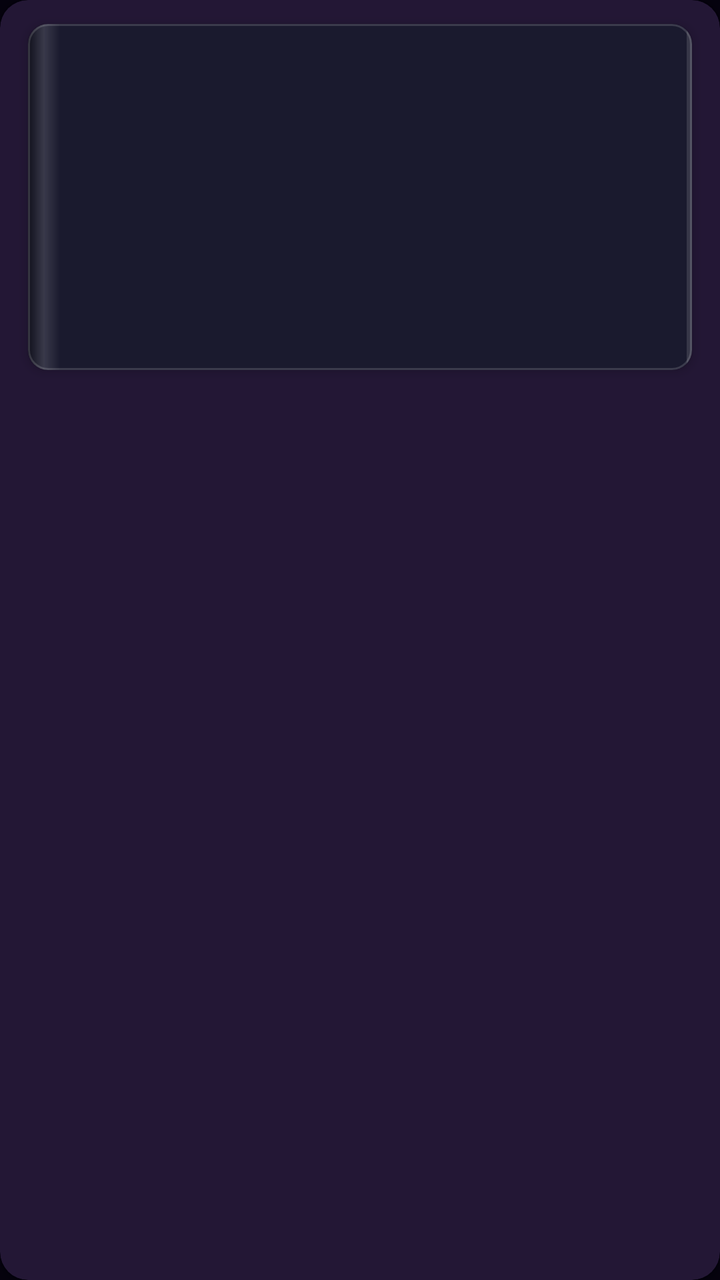
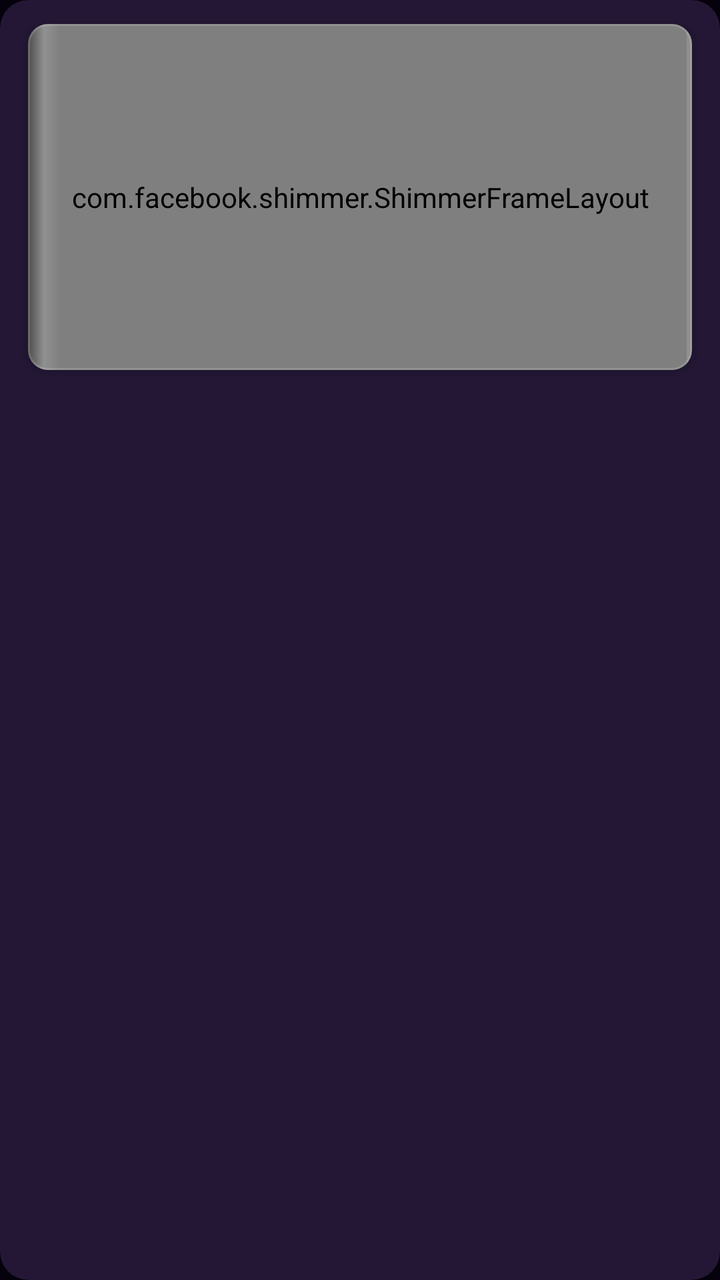

Before-and-after screenshots of an Android layout around one commit, followed by the original layout XML and the change that was made.
<!-- AndroidManifest.xml: application theme Theme.MyApplication -->
<!-- res/layout/item_book_grid.xml -->
<?xml version="1.0" encoding="utf-8"?>
<com.google.android.material.card.MaterialCardView xmlns:android="http://schemas.android.com/apk/res/android"
    xmlns:app="http://schemas.android.com/apk/res-auto"
    android:layout_width="match_parent"
    android:layout_height="wrap_content"
    android:layout_margin="5dp"
    android:clickable="true"
    android:focusable="true"
    android:foreground="?android:attr/selectableItemBackground"
    app:cardCornerRadius="14dp"
    app:cardElevation="3dp"
    app:strokeWidth="0dp"
    app:cardBackgroundColor="#231735"
    app:cardPreventCornerOverlap="false"
    app:cardUseCompatPadding="false">

    <LinearLayout
        android:layout_width="match_parent"
        android:layout_height="wrap_content"
        android:orientation="vertical">

        
        <FrameLayout
            android:id="@+id/coverContainer"
            android:layout_width="match_parent"
            android:layout_height="195dp"
            android:clipChildren="false"
            android:clipToPadding="false"
            android:paddingHorizontal="14dp"
            android:paddingTop="12dp"
            android:paddingBottom="10dp">

            
            <View
                android:id="@+id/vCoverGlow"
                android:layout_width="match_parent"
                android:layout_height="match_parent"
                android:layout_margin="3dp"
                android:background="@android:color/transparent" />

            
            <com.google.android.material.card.MaterialCardView
                android:id="@+id/cvBookCover"
                android:layout_width="match_parent"
                android:layout_height="match_parent"
                app:cardCornerRadius="10dp"
                app:cardElevation="3dp"
                app:strokeWidth="1dp"
                app:strokeColor="#25FFFFFF"
                app:cardBackgroundColor="#1A1A2E"
                app:cardPreventCornerOverlap="false"
                app:cardUseCompatPadding="false">

                <FrameLayout
                    android:layout_width="match_parent"
                    android:layout_height="match_parent">

                    
                    <View
                        android:id="@+id/vCoverBackground"
                        android:layout_width="match_parent"
                        android:layout_height="match_parent"
                        android:background="#1A1A2E" />

                    
                    <ImageView
                        android:id="@+id/ivCover"
                        android:layout_width="match_parent"
                        android:layout_height="match_parent"
                        android:scaleType="centerCrop"
                        android:contentDescription="Обложка книги" />

                    
                    <TextView
                        android:id="@+id/tvCoverLetter"
                        android:layout_width="wrap_content"
                        android:layout_height="wrap_content"
                        android:layout_gravity="center"
                        android:textColor="#FFFFFF"
                        android:textSize="28sp"
                        android:textStyle="bold"
                        android:visibility="gone" />

                    
                    <View
                        android:layout_width="16dp"
                        android:layout_height="match_parent"
                        android:layout_gravity="start"
                        android:background="@drawable/bg_book_spine" />

                    
                    <View
                        android:layout_width="2.5dp"
                        android:layout_height="match_parent"
                        android:layout_gravity="end"
                        android:background="#20FFFFFF" />

                    
                    <ProgressBar
                        android:id="@+id/pbReadingProgress"
                        style="?android:attr/progressBarStyleHorizontal"
                        android:layout_width="match_parent"
                        android:layout_height="4dp"
                        android:layout_gravity="bottom"
                        android:progress="0"
                        android:max="100"
                        android:progressTint="@color/accent"
                        android:progressBackgroundTint="#20FFFFFF"
                        android:visibility="gone" />
                </FrameLayout>
            </com.google.android.material.card.MaterialCardView>
        </FrameLayout>

        
        <LinearLayout
            android:id="@+id/textContainer"
            android:layout_width="match_parent"
            android:layout_height="wrap_content"
            android:orientation="vertical"
            android:paddingHorizontal="10dp"
            android:paddingTop="8dp"
            android:paddingBottom="10dp">

            <TextView
                android:id="@+id/tvBookTitle"
                android:layout_width="match_parent"
                android:layout_height="wrap_content"
                android:ellipsize="end"
                android:maxLines="2"
                android:textColor="#FFFFFF"
                android:textSize="12sp"
                android:textStyle="bold"
                android:lineSpacingMultiplier="1.1" />

            <TextView
                android:id="@+id/tvBookAuthor"
                android:layout_width="match_parent"
                android:layout_height="wrap_content"
                android:layout_marginTop="3dp"
                android:ellipsize="end"
                android:maxLines="1"
                android:textColor="#B0A4C4"
                android:textSize="10.5sp" />

            <TextView
                android:id="@+id/tvBookSeries"
                android:layout_width="match_parent"
                android:layout_height="wrap_content"
                android:layout_marginTop="2dp"
                android:ellipsize="end"
                android:maxLines="1"
                android:textColor="#887C9E"
                android:textSize="9.5sp"
                android:visibility="gone" />

            
            <ImageButton
                android:id="@+id/btnDelete"
                android:layout_width="0dp"
                android:layout_height="0dp"
                android:visibility="gone" />
        </LinearLayout>
    </LinearLayout>
</com.google.android.material.card.MaterialCardView>
<!-- resources referenced by this layout -->
<resources>
  <color name="accent">#9B59B6</color>
  <!-- drawable bg_book_spine (drawable) -->
  <?xml version="1.0" encoding="utf-8"?>
  <shape xmlns:android="http://schemas.android.com/apk/res/android">
      <gradient
          android:angle="0"
          android:startColor="#66000000"
          android:centerColor="#22FFFFFF"
          android:endColor="#00000000"
          android:type="linear" />
  </shape>
  <color name="white">#FFFFFFFF</color>
  <color name="bg_panel">#1A000000</color>
  <color name="text_primary">#E8D8F0</color>
  <color name="bg_card">#33000000</color>
  <color name="text_secondary">#B8A0C8</color>
  <style name="ShapeAppearance.App.Medium" parent="ShapeAppearance.Material3.Corner.Medium">
          <item name="cornerSize">12dp</item>
          <item name="colorControlHighlight">#4D9B59B6</item>
      </style>
  <style name="ShapeAppearance.App.Large" parent="ShapeAppearance.Material3.Corner.Large">
          <item name="cornerSize">20dp</item>
          <item name="colorControlHighlight">#4D9B59B6</item>
      </style>
  <style name="Widget.App.Button" parent="Widget.Material3.Button">
          <item name="backgroundTint">@color/btn_bg</item>
          <item name="android:textColor">@color/btn_text</item>
          <item name="cornerRadius">12dp</item>
          <item name="colorControlHighlight">#4D9B59B6</item>
      </style>
  <style name="Theme.NightRead.Dialog" parent="Theme.Material3.DayNight.Dialog.Alert">
          <item name="android:windowBackground">@drawable/starry_bg_simple</item>
          <item name="colorSurface">@color/bg_card</item>
          <item name="colorOnSurface">@color/text_sync_primary</item>
          <item name="colorPrimary">@color/accent</item>
          <item name="colorSecondary">@color/accent</item>
          <item name="android:textColorPrimary">@color/text_sync_primary</item>
          <item name="android:textColorSecondary">@color/text_sync_secondary</item>
          <item name="android:background">@android:color/transparent</item>
      </style>
  <style name="NightReadSpinnerItem" parent="Widget.AppCompat.TextView.SpinnerItem">
          <item name="android:textColor">#E8D8F0</item>
          <item name="android:background">#2A1A3E</item>
      </style>
  <style name="NightReadSpinnerDropdown" parent="Widget.AppCompat.Spinner.DropDown">
          <item name="android:popupBackground">#2A1A3E</item>
      </style>
  <style name="CrossfadeActivityAnimation" parent="@android:style/Animation.Activity">
          <item name="android:activityOpenEnterAnimation">@anim/fade_in_custom</item>
          <item name="android:activityOpenExitAnimation">@anim/fade_out_custom</item>
          <item name="android:activityCloseEnterAnimation">@anim/fade_in_custom</item>
          <item name="android:activityCloseExitAnimation">@anim/fade_out_custom</item>
          <item name="android:taskOpenEnterAnimation">@anim/fade_in_custom</item>
          <item name="android:taskOpenExitAnimation">@anim/fade_out_custom</item>
          <item name="android:taskCloseEnterAnimation">@anim/fade_in_custom</item>
          <item name="android:taskCloseExitAnimation">@anim/fade_out_custom</item>
      </style>
  <color name="btn_bg">#9B59B6</color>
  <color name="btn_text">#FFFFFF</color>
  <!-- drawable starry_bg_simple (drawable) -->
  <?xml version="1.0" encoding="utf-8"?>
  <layer-list xmlns:android="http://schemas.android.com/apk/res/android">
      <item>
          <shape android:shape="rectangle">
              <gradient
                  android:angle="270"
                  android:endColor="#102542"
                  android:startColor="#0D061E"
                  android:type="linear" />
          </shape>
      </item>
      
  </layer-list>
  <color name="text_sync_primary">#E8D8F0</color>
  <color name="text_sync_secondary">#B8A0C8</color>
  <!-- unchanged entries left out for length: 1 -->
</resources>

<!-- the commit's change to res/layout/item_book_grid.xml (unified diff, before → after) -->
@@ -63,6 +63,20 @@
                         android:background="#1A1A2E" />
 
                     
+                    <com.facebook.shimmer.ShimmerFrameLayout
+                        android:id="@+id/shimmerCover"
+                        android:layout_width="match_parent"
+                        android:layout_height="match_parent"
+                        android:visibility="visible"
+                        app:shimmer_auto_start="true">
+
+                        <View
+                            android:layout_width="match_parent"
+                            android:layout_height="match_parent"
+                            android:background="#2B263E" />
+                    </com.facebook.shimmer.ShimmerFrameLayout>
+
+                    
                     <ImageView
                         android:id="@+id/ivCover"
                         android:layout_width="match_parent"
@@ -96,17 +110,29 @@
                         android:background="#20FFFFFF" />
 
                     
-                    <ProgressBar
-                        android:id="@+id/pbReadingProgress"
-                        style="?android:attr/progressBarStyleHorizontal"
+                    <LinearLayout
+                        android:id="@+id/vReadingProgressTrack"
                         android:layout_width="match_parent"
-                        android:layout_height="4dp"
+                        android:layout_height="3dp"
                         android:layout_gravity="bottom"
-                        android:progress="0"
-                        android:max="100"
-                        android:progressTint="@color/accent"
-                        android:progressBackgroundTint="#20FFFFFF"
-                        android:visibility="gone" />
+                        android:orientation="horizontal"
+                        android:background="#20000000"
+                        android:visibility="gone">
+
+                        <View
+                            android:id="@+id/vReadingProgress"
+                            android:layout_width="0dp"
+                            android:layout_height="match_parent"
+                            android:layout_weight="0"
+                            android:background="@color/accent" />
+
+                        <View
+                            android:id="@+id/vReadingProgressRemaining"
+                            android:layout_width="0dp"
+                            android:layout_height="match_parent"
+                            android:layout_weight="100"
+                            android:background="#33FFFFFF" />
+                    </LinearLayout>
                 </FrameLayout>
             </com.google.android.material.card.MaterialCardView>
         </FrameLayout>
